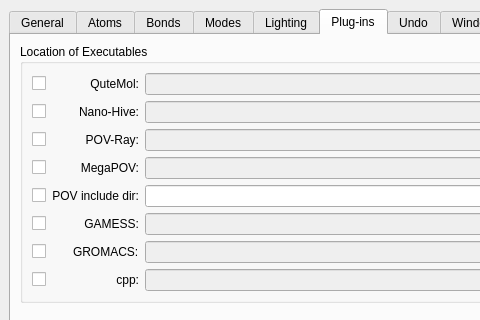
Qt form cad/src/UserPrefsDialog.ui (kanzure/nanoengineer) before a commit; both pictures show x 0 to 480 and y 0 to 320 of the 628 by 678 pixel window.
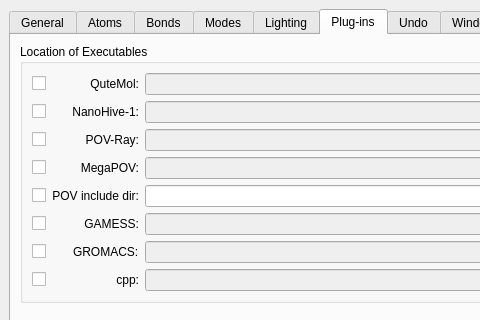
The same form after that commit. Icons and pictures are not drawn.

Commit message: Fixed and/or added missing tooltips and what's this text for Plug-in widgets.

The edit to the form file:
```diff
--- a/cad/src/UserPrefsDialog.ui
+++ b/cad/src/UserPrefsDialog.ui
@@ -3561,7 +3561,7 @@
                  <string>Enable Nano-Hive.</string>
                 </property>
                 <property name="text" >
-                 <string>Nano-Hive:</string>
+                 <string>NanoHive-1:</string>
                 </property>
                 <property name="alignment" >
                  <set>Qt::AlignRight|Qt::AlignTrailing|Qt::AlignVCenter</set>
```
Left out of the diff: 51 changed lines with no effect on the pictures. The commit also changes 2 other files.
